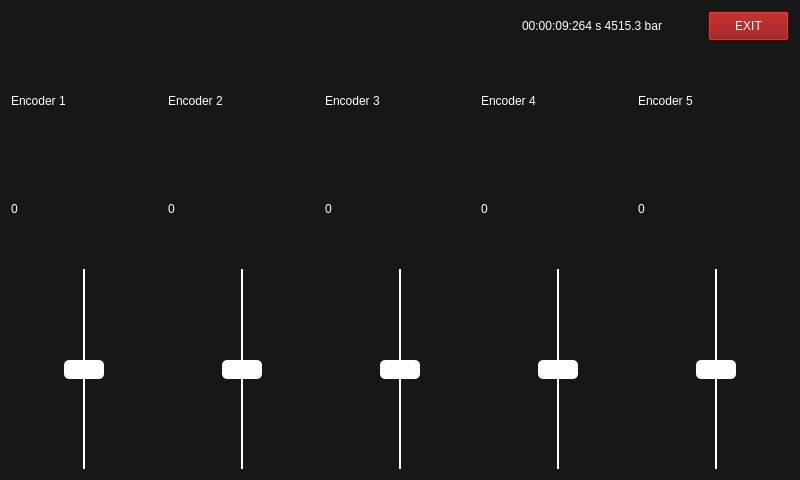
Old version of the form src/ui/mainwindow.ui in the repository MrFrangipane/frangitron-raspberry.
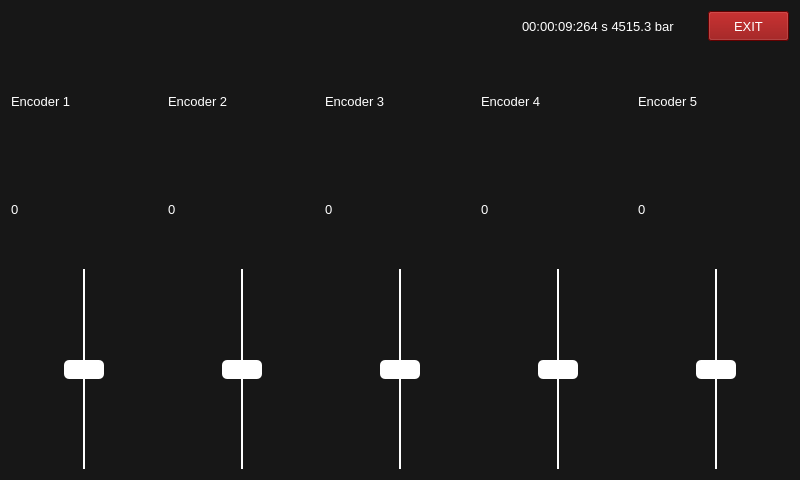
New version of the form. Custom widgets are drawn as their Qt base class.

Commit message: ui darker thiner

The edit to the form file:
```diff
--- a/src/ui/mainwindow.ui
+++ b/src/ui/mainwindow.ui
@@ -15,7 +15,7 @@
   </property>
   <property name="styleSheet">
    <string notr="true">* {
-	font-size: 12px;
+	font-size: 13px;
 }
 
 QWidget {
```
The commit also changes 4 other files.
